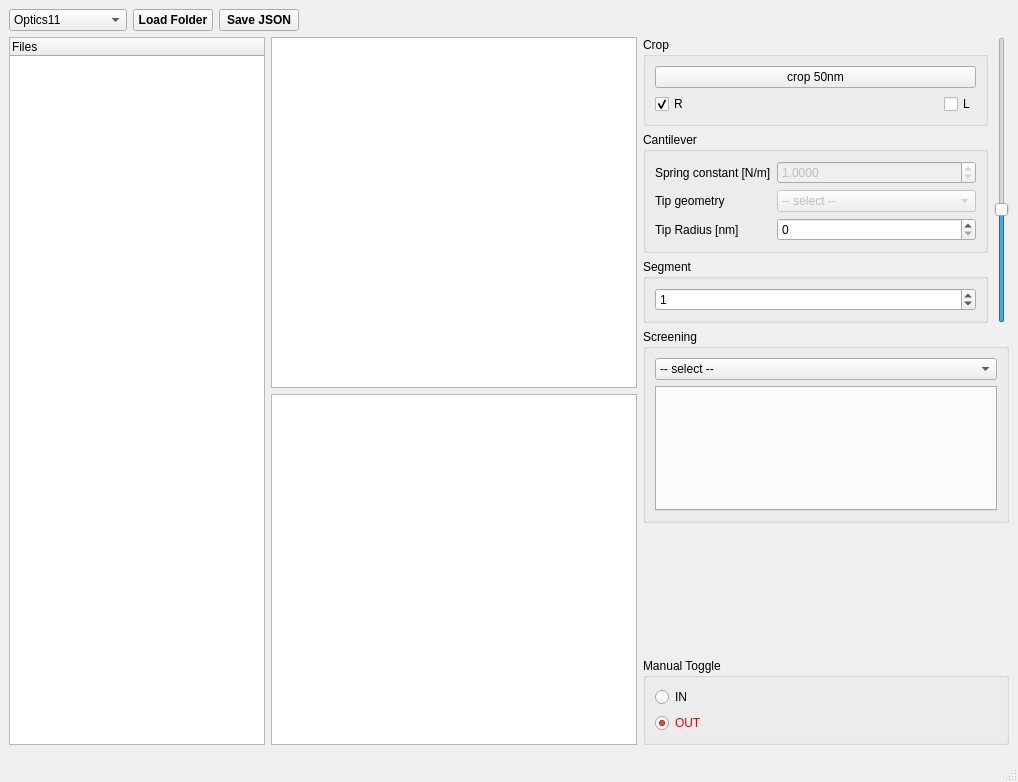
The window that preparation/prepare.ui (CellMechLab/NanoPrepare) describes before a commit, drawn with Qt 5.
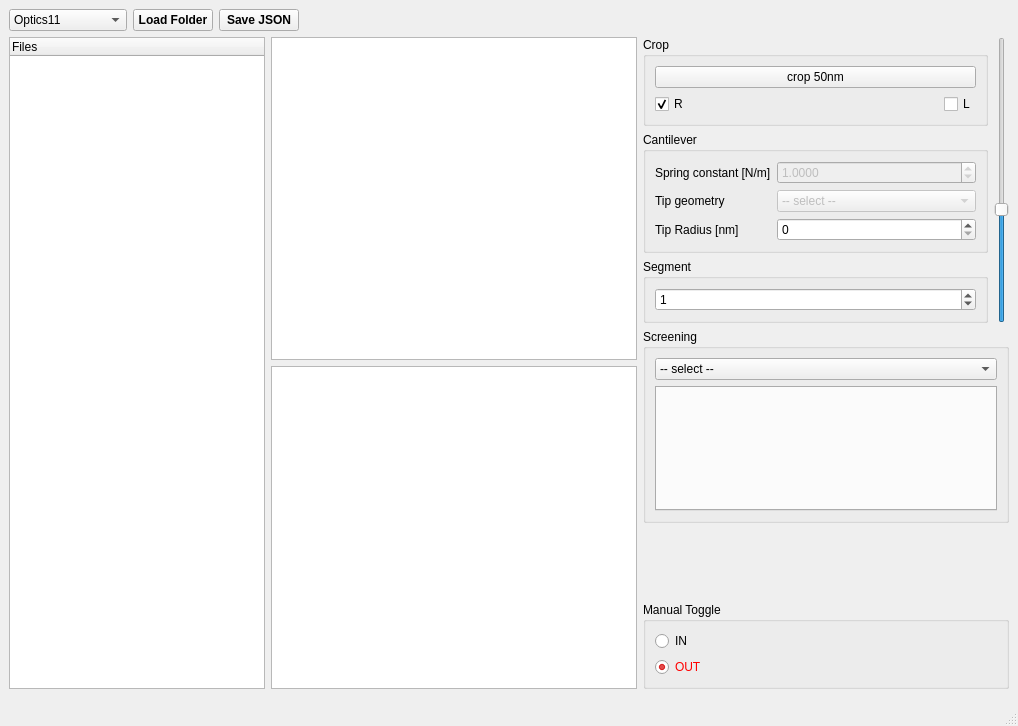
The same window after the commit. Icons and pictures are not drawn. Custom widgets are drawn as their Qt base class.

```diff
--- a/preparation/prepare.ui
+++ b/preparation/prepare.ui
@@ -7,7 +7,7 @@
     <x>0</x>
     <y>0</y>
     <width>1018</width>
-    <height>782</height>
+    <height>726</height>
    </rect>
   </property>
   <property name="windowTitle">
```
Left out of the diff: 5 changed lines with no effect on the pictures.
